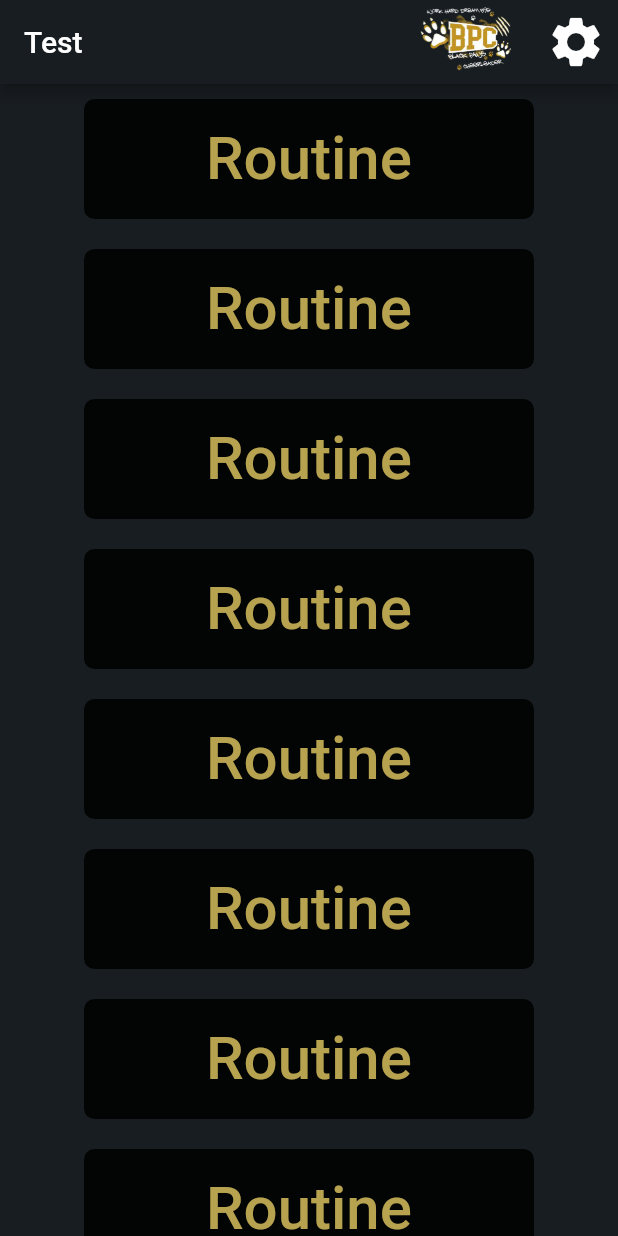
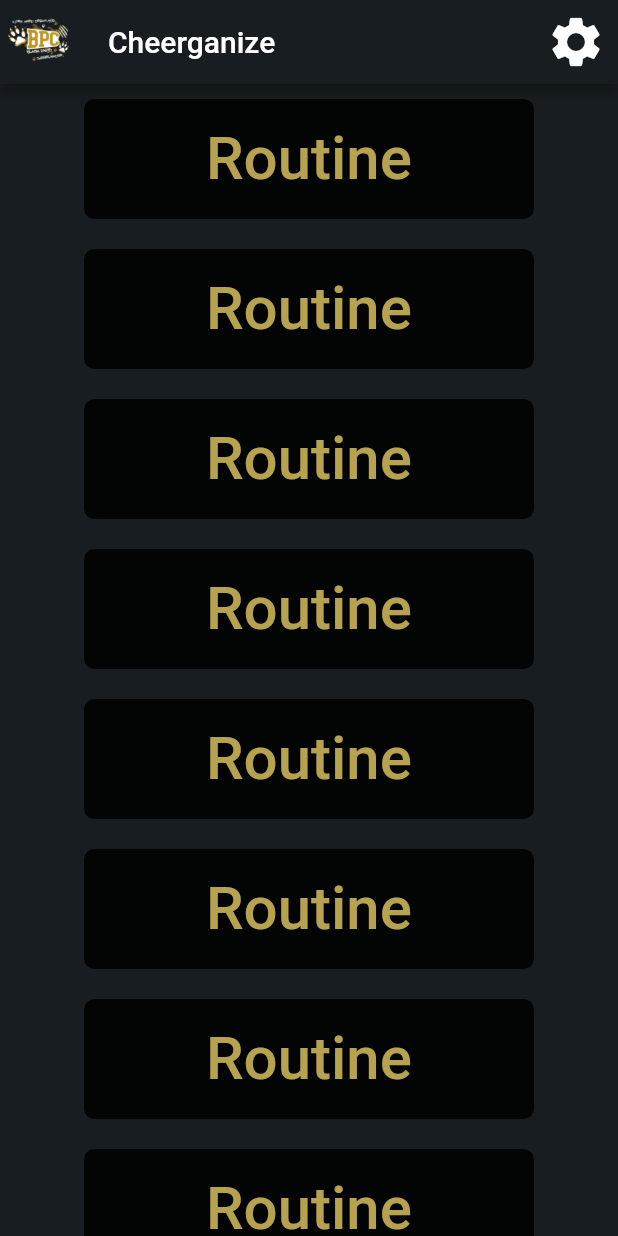
Before and after one commit to MrIceTea321/cheerganize, a Flutter app: the screen it shows after launch, on a phone screen of 412 x 824 dp. Run offline on Flutter 3.47's test engine with Material 2 defaults, Android fonts, the phone set to English and light mode, and no system bars; drawn by our look-alikes of auto_size_text; Roboto replaces fonts that are missing (BalooBhai2-ExtraBold).

Commit message:
insert todos

```diff
--- a/lib/screens/HomeScreen.dart
+++ b/lib/screens/HomeScreen.dart
@@ -11,13 +11,13 @@ class HomeScreen extends StatefulWidget {
 class _HomeScreen extends State<HomeScreen> {
   @override
   Widget build(BuildContext context) {
+    //TODO insert drop down menu list
+
     return Scaffold(
         appBar: AppBar(
-          title: Text('Test'),
+          leading: Image.asset('images/logoRemovedBackground.png'),
+          title: Text("Cheerganize"),
           actions: <Widget>[
-            SafeArea(
-              child: Image.asset('images/logoRemovedBackground.png'),
-            ),
             IconButton(
                 iconSize: 40.0,
                 icon: Icon(Icons.settings),
@@ -33,7 +33,8 @@ class _HomeScreen extends State<HomeScreen> {
                 text: 'Routine',
                 onPress: () {
                   Navigator.pushNamed(context, 'Settings');
-                  //TODO insert different Routines
+                  //TODO insert different Routines (maybe steal code from
+                  // studycards project - but refactor first)
                 },
               );
             }));
--- a/lib/screens/Settings.dart
+++ b/lib/screens/Settings.dart
@@ -1,21 +1,19 @@
 import 'package:flutter/cupertino.dart';
 import 'package:flutter/material.dart';
 
-class Settings extends StatefulWidget{
-
+class Settings extends StatefulWidget {
   @override
-  _Settings createState()=> _Settings();
-
+  _Settings createState() => _Settings();
 }
 
-class _Settings extends State<Settings>{
+class _Settings extends State<Settings> {
   @override
   Widget build(BuildContext context) {
-   return Scaffold(
-     appBar: AppBar(
-       title: Text('Settings'),
-     ),
-   );
+    //TODO insert user credentials and settings
+    return Scaffold(
+      appBar: AppBar(
+        title: Text('Settings'),
+      ),
+    );
   }
-
 }
```
Also changed, not shown: pubspec.yaml (+2 -18 lines).
